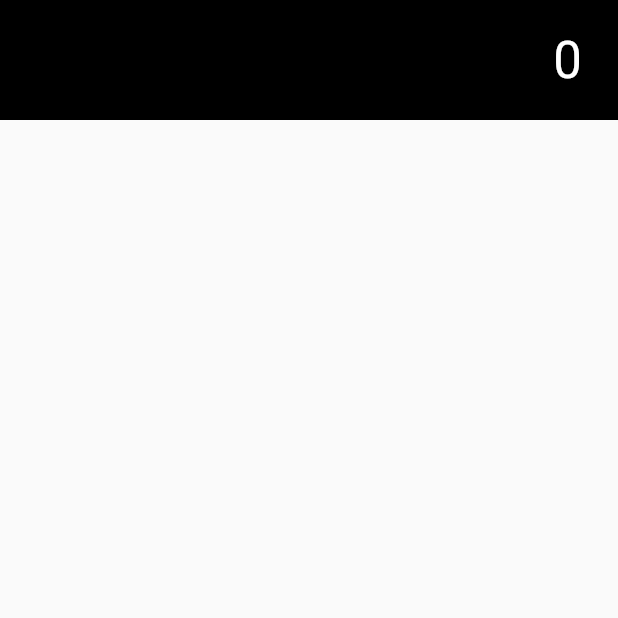
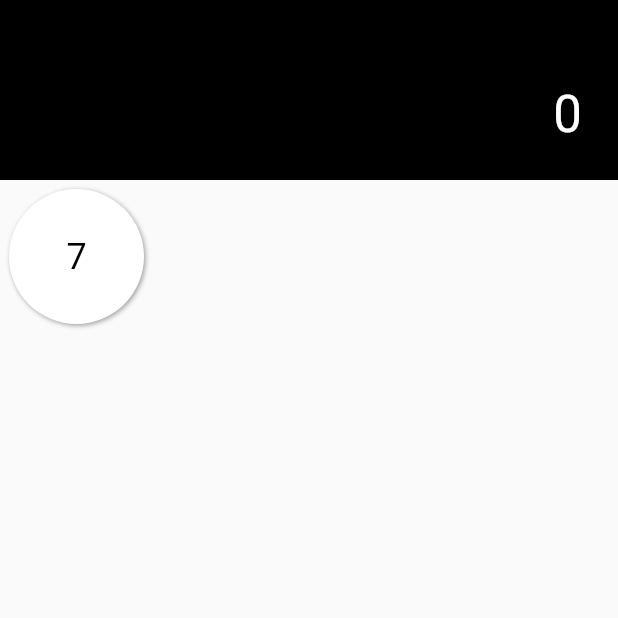
Before and after one commit to newtykip/flutter-calculator, a Flutter app: the screen it shows after launch, on a phone screen of 412 x 824 dp, the top half of it. Run offline on Flutter 3.47's test engine with Material 2 defaults, Android fonts, the phone set to English and light mode, and no system bars.

Commit message:
Create a button widget

```diff
--- /dev/null
+++ b/lib/button.dart
@@ -0,0 +1,49 @@
+import 'package:flutter/material.dart';
+
+class CalculatorButton extends StatelessWidget {
+  CalculatorButton(
+      {required this.label,
+      required this.onTap,
+      required this.size,
+      this.backgroundColor = Colors.white,
+      this.labelColor = Colors.black});
+
+  final String label;
+  final VoidCallback onTap;
+  final double size;
+  final Color backgroundColor;
+  final Color labelColor;
+
+  @override
+  Widget build(BuildContext context) {
+    return Padding(
+        padding: EdgeInsets.all(6),
+        child: Ink(
+          width: size,
+          height: size,
+          decoration: BoxDecoration(
+              boxShadow: [
+                BoxShadow(
+                    color: Colors.grey, offset: Offset(1, 1), blurRadius: 2),
+              ],
+              borderRadius: BorderRadius.all(Radius.circular(size / 2)),
+              color: backgroundColor
+            ),
+            child: InkWell(
+              customBorder: RoundedRectangleBorder(
+                borderRadius: BorderRadius.all(Radius.circular(size / 2))
+              ),
+              onTap: onTap,
+              child: Center(
+                child: Text(
+                  label,
+                  style: TextStyle(
+                    fontSize: 24,
+                    color: labelColor
+                  )
+                )
+              )
+            ),
+        ));
+  }
+}
--- a/lib/calculation.dart
+++ b/lib/calculation.dart
@@ -1,3 +1,4 @@
+import 'package:calculator/button.dart';
 import 'package:flutter/material.dart';
 import 'result.dart';
 
@@ -11,6 +12,21 @@ class _CalculationState extends State<Calculation> {
 
   @override
   Widget build(BuildContext context) {
-    return ResultDisplay(text: result.toString());
+    return Column(
+      children: [
+        ResultDisplay(text: result.toString()),
+        Row(
+          children: [
+            CalculatorButton(
+              label: '7',
+              onTap: () => {},
+              size: 90,
+              backgroundColor: Colors.white,
+              labelColor: Colors.black,
+            )
+          ]
+        )
+      ]
+    );
   }
 }
--- a/lib/main.dart
+++ b/lib/main.dart
@@ -1,14 +1,33 @@
 import 'package:flutter/material.dart';
+import 'package:flutter/services.dart';
 import 'calculation.dart';
 
 void main() {
   runApp(CalculatorApp());
 }
 
-class CalculatorApp extends StatelessWidget {
+class CalculatorApp extends StatefulWidget {
+  @override
+  _CalculatorAppState createState() => _CalculatorAppState();
+}
+
+class _CalculatorAppState extends State<CalculatorApp> {
+  @override
+  void initState() {
+    SystemChrome.setSystemUIOverlayStyle(
+        SystemUiOverlayStyle(
+          statusBarColor: Colors.transparent
+        )
+    );
+
+    super.initState();
+  }
+
   @override
   Widget build(BuildContext context) {
     return MaterialApp(
-        title: 'Calculator', home: Scaffold(body: Calculation()));
+        title: 'Calculator',
+        debugShowCheckedModeBanner: false,
+        home: Scaffold(body: Calculation()));
   }
 }
--- a/lib/result.dart
+++ b/lib/result.dart
@@ -10,11 +10,14 @@ class ResultDisplay extends StatelessWidget {
   Widget build(BuildContext context) {
     return Container(
         width: double.infinity,
-        height: 80,
+        height: 120,
         color: Colors.black,
         child: Container(
-          alignment: Alignment.centerRight,
-          padding: EdgeInsets.only(right: 24),
+          alignment: Alignment.bottomRight,
+          padding: EdgeInsets.only(
+            right: 24,
+            bottom: 24
+          ),
           child: Text(
             text,
             style: TextStyle(
```
